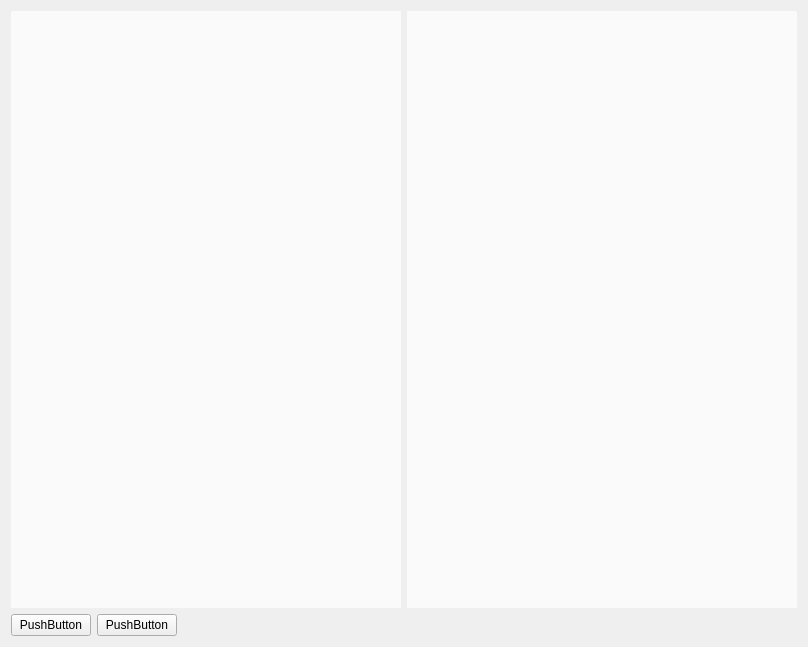
luozikuan/QtContactList, file widget.ui: the form before one commit.
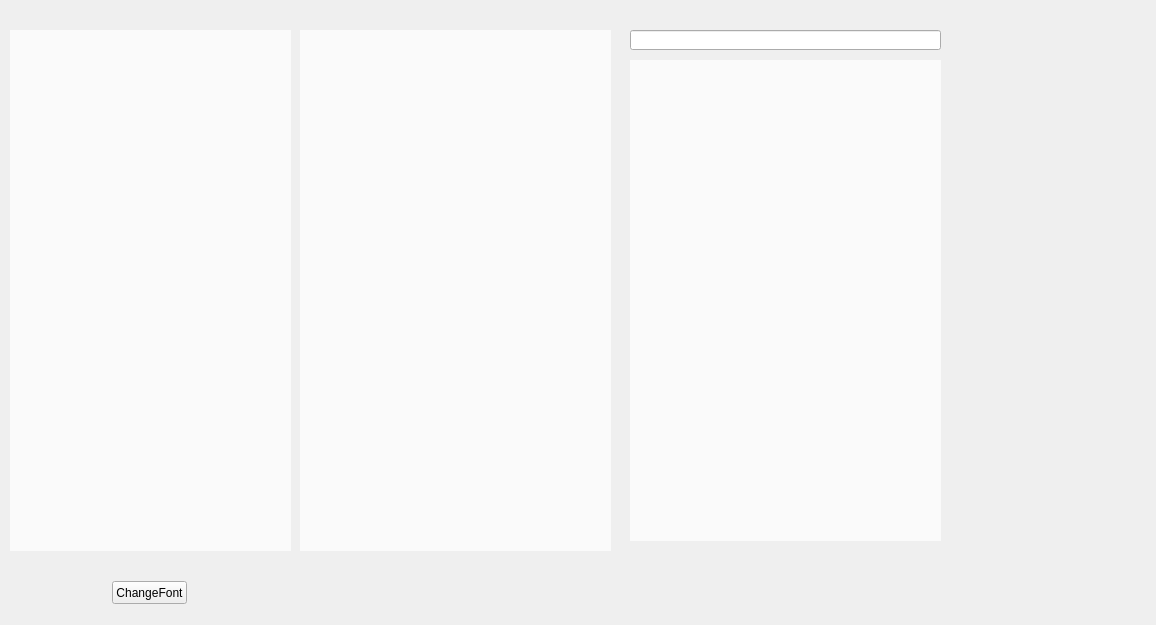
The form after the commit.

Commit message: add search model

Diff of the .ui file:
```diff
--- a/widget.ui
+++ b/widget.ui
@@ -6,110 +6,90 @@
    <rect>
     <x>0</x>
     <y>0</y>
-    <width>808</width>
-    <height>647</height>
+    <width>1156</width>
+    <height>625</height>
    </rect>
   </property>
   <property name="windowTitle">
    <string>Widget</string>
   </property>
-  <layout class="QGridLayout" name="gridLayout">
-   <item row="0" column="0">
-    <widget class="QWidget" name="widget_2" native="true">
-     <property name="styleSheet">
-      <string notr="true">background-color: #fafafa;</string>
-     </property>
-     <layout class="QVBoxLayout" name="verticalLayout_2">
-      <property name="leftMargin">
-       <number>0</number>
-      </property>
-      <property name="topMargin">
-       <number>0</number>
-      </property>
-      <property name="rightMargin">
-       <number>0</number>
-      </property>
-      <property name="bottomMargin">
-       <number>0</number>
-      </property>
-      <item>
-       <widget class="QListView" name="listView_recent">
-        <property name="styleSheet">
-         <string notr="true">background-color: transparent;
+  <widget class="QPushButton" name="pushButton_2">
+   <property name="geometry">
+    <rect>
+     <x>112</x>
+     <y>581</y>
+     <width>75</width>
+     <height>23</height>
+    </rect>
+   </property>
+   <property name="text">
+    <string>ChangeFont</string>
+   </property>
+  </widget>
+  <widget class="QListView" name="listView_all">
+   <property name="geometry">
+    <rect>
+     <x>300</x>
+     <y>30</y>
+     <width>311</width>
+     <height>521</height>
+    </rect>
+   </property>
+   <property name="mouseTracking">
+    <bool>true</bool>
+   </property>
+   <property name="styleSheet">
+    <string notr="true">background-color: #fafafa;
 border: none;</string>
-        </property>
-       </widget>
-      </item>
-     </layout>
-    </widget>
-   </item>
-   <item row="0" column="1">
-    <widget class="QWidget" name="widget" native="true">
-     <property name="styleSheet">
-      <string notr="true">background-color: #fafafa;</string>
-     </property>
-     <layout class="QVBoxLayout" name="verticalLayout">
-      <property name="leftMargin">
-       <number>0</number>
-      </property>
-      <property name="topMargin">
-       <number>0</number>
-      </property>
-      <property name="rightMargin">
-       <number>0</number>
-      </property>
-      <property name="bottomMargin">
-       <number>0</number>
-      </property>
-      <item>
-       <widget class="QListView" name="listView_all">
-        <property name="mouseTracking">
-         <bool>true</bool>
-        </property>
-        <property name="styleSheet">
-         <string notr="true">background-color: transparent;
+   </property>
+   <property name="verticalScrollMode">
+    <enum>QAbstractItemView::ScrollPerPixel</enum>
+   </property>
+  </widget>
+  <widget class="QListView" name="listView_recent">
+   <property name="geometry">
+    <rect>
+     <x>10</x>
+     <y>30</y>
+     <width>281</width>
+     <height>521</height>
+    </rect>
+   </property>
+   <property name="styleSheet">
+    <string notr="true">background-color: #fafafa;
 border: none;</string>
-        </property>
-        <property name="verticalScrollMode">
-         <enum>QAbstractItemView::ScrollPerPixel</enum>
-        </property>
-       </widget>
-      </item>
-     </layout>
-    </widget>
-   </item>
-   <item row="1" column="0" colspan="2">
-    <layout class="QHBoxLayout" name="horizontalLayout">
-     <item>
-      <widget class="QPushButton" name="pushButton">
-       <property name="text">
-        <string>PushButton</string>
-       </property>
-      </widget>
-     </item>
-     <item>
-      <widget class="QPushButton" name="pushButton_2">
-       <property name="text">
-        <string>PushButton</string>
-       </property>
-      </widget>
-     </item>
-     <item>
-      <spacer name="horizontalSpacer">
-       <property name="orientation">
-        <enum>Qt::Horizontal</enum>
-       </property>
-       <property name="sizeHint" stdset="0">
-        <size>
-         <width>40</width>
-         <height>20</height>
-        </size>
-       </property>
-      </spacer>
-     </item>
-    </layout>
-   </item>
-  </layout>
+   </property>
+  </widget>
+  <widget class="QListView" name="listView_searchAll">
+   <property name="geometry">
+    <rect>
+     <x>630</x>
+     <y>60</y>
+     <width>311</width>
+     <height>481</height>
+    </rect>
+   </property>
+   <property name="mouseTracking">
+    <bool>true</bool>
+   </property>
+   <property name="styleSheet">
+    <string notr="true">background-color: #fafafa;
+border: none;</string>
+   </property>
+   <property name="verticalScrollMode">
+    <enum>QAbstractItemView::ScrollPerPixel</enum>
+   </property>
+  </widget>
+  <widget class="QLineEdit" name="lineEdit">
+   <property name="geometry">
+    <rect>
+     <x>630</x>
+     <y>30</y>
+     <width>311</width>
+     <height>20</height>
+    </rect>
+   </property>
+  </widget>
  </widget>
  <layoutdefault spacing="6" margin="11"/>
  <resources/>
```
The commit also changes 6 other files.
